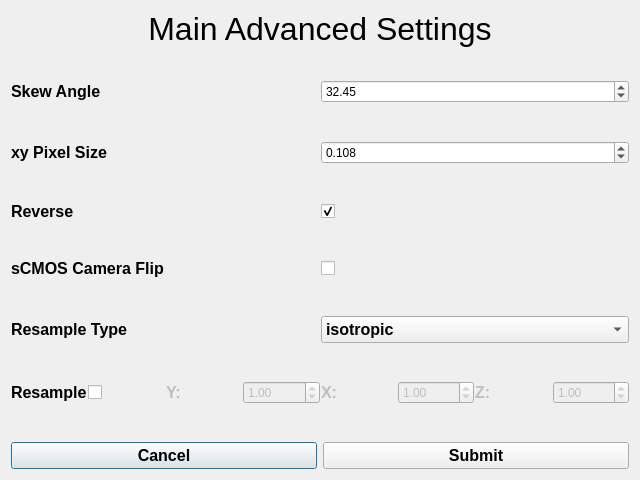
abcucberkeley/PetaKit5D-GUI, file mainadvanced.ui: the form before one commit.
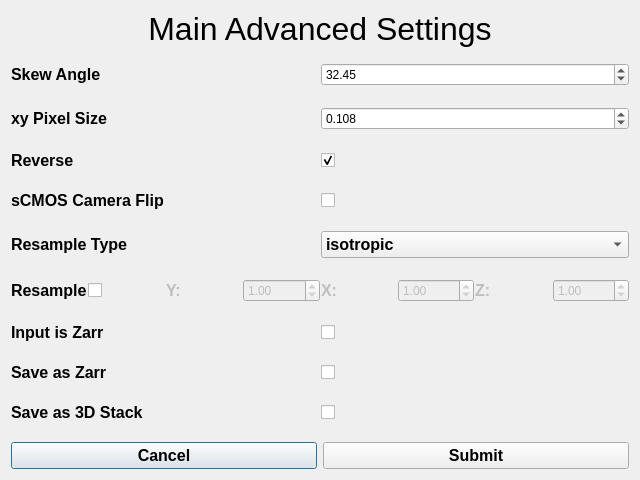
The form after the commit.

```diff
--- a/mainadvanced.ui
+++ b/mainadvanced.ui
@@ -45,7 +45,6 @@
          <property name="font">
           <font>
            <pointsize>12</pointsize>
-           <weight>75</weight>
            <bold>true</bold>
           </font>
          </property>
@@ -95,7 +94,6 @@
          <property name="font">
           <font>
            <pointsize>12</pointsize>
-           <weight>75</weight>
            <bold>true</bold>
           </font>
          </property>
@@ -151,7 +149,6 @@
          <property name="font">
           <font>
            <pointsize>12</pointsize>
-           <weight>75</weight>
            <bold>true</bold>
           </font>
          </property>
@@ -195,7 +192,6 @@
          <property name="font">
           <font>
            <pointsize>12</pointsize>
-           <weight>75</weight>
            <bold>true</bold>
           </font>
          </property>
@@ -239,7 +235,6 @@
          <property name="font">
           <font>
            <pointsize>12</pointsize>
-           <weight>75</weight>
            <bold>true</bold>
           </font>
          </property>
@@ -253,7 +248,6 @@
          <property name="font">
           <font>
            <pointsize>12</pointsize>
-           <weight>75</weight>
            <bold>true</bold>
           </font>
          </property>
@@ -300,7 +294,6 @@
          <property name="font">
           <font>
            <pointsize>12</pointsize>
-           <weight>75</weight>
            <bold>true</bold>
           </font>
          </property>
@@ -327,7 +320,6 @@
          <property name="font">
           <font>
            <pointsize>12</pointsize>
-           <weight>75</weight>
            <bold>true</bold>
           </font>
          </property>
@@ -354,7 +346,6 @@
          <property name="font">
           <font>
            <pointsize>12</pointsize>
-           <weight>75</weight>
            <bold>true</bold>
           </font>
          </property>
@@ -381,7 +372,6 @@
          <property name="font">
           <font>
            <pointsize>12</pointsize>
-           <weight>75</weight>
            <bold>true</bold>
           </font>
          </property>
@@ -402,6 +392,126 @@
        </item>
       </layout>
      </item>
+     <item>
+      <spacer name="verticalSpacer_6">
+       <property name="orientation">
+        <enum>Qt::Vertical</enum>
+       </property>
+       <property name="sizeType">
+        <enum>QSizePolicy::Preferred</enum>
+       </property>
+       <property name="sizeHint" stdset="0">
+        <size>
+         <width>20</width>
+         <height>10</height>
+        </size>
+       </property>
+      </spacer>
+     </item>
+     <item>
+      <layout class="QHBoxLayout" name="zarrFileHorizontalLayout">
+       <item>
+        <widget class="QLabel" name="zarrFileLabel">
+         <property name="font">
+          <font>
+           <pointsize>12</pointsize>
+           <bold>true</bold>
+          </font>
+         </property>
+         <property name="text">
+          <string>Input is Zarr</string>
+         </property>
+        </widget>
+       </item>
+       <item>
+        <widget class="QCheckBox" name="zarrFileCheckBox">
+         <property name="text">
+          <string/>
+         </property>
+        </widget>
+       </item>
+      </layout>
+     </item>
+     <item>
+      <spacer name="verticalSpacer_7">
+       <property name="orientation">
+        <enum>Qt::Vertical</enum>
+       </property>
+       <property name="sizeType">
+        <enum>QSizePolicy::Preferred</enum>
+       </property>
+       <property name="sizeHint" stdset="0">
+        <size>
+         <width>20</width>
+         <height>10</height>
+        </size>
+       </property>
+      </spacer>
+     </item>
+     <item>
+      <layout class="QHBoxLayout" name="saveZarrHorizontalLayout">
+       <item>
+        <widget class="QLabel" name="saveZarrLabel">
+         <property name="font">
+          <font>
+           <pointsize>12</pointsize>
+           <bold>true</bold>
+          </font>
+         </property>
+         <property name="text">
+          <string>Save as Zarr</string>
+         </property>
+        </widget>
+       </item>
+       <item>
+        <widget class="QCheckBox" name="saveZarrCheckBox">
+         <property name="text">
+          <string/>
+         </property>
+        </widget>
+       </item>
+      </layout>
+     </item>
+     <item>
+      <spacer name="verticalSpacer_8">
+       <property name="orientation">
+        <enum>Qt::Vertical</enum>
+       </property>
+       <property name="sizeType">
+        <enum>QSizePolicy::Preferred</enum>
+       </property>
+       <property name="sizeHint" stdset="0">
+        <size>
+         <width>20</width>
+         <height>10</height>
+        </size>
+       </property>
+      </spacer>
+     </item>
+     <item>
+      <layout class="QHBoxLayout" name="save3DStackHorizontalLayout">
+       <item>
+        <widget class="QLabel" name="save3DStackLabel">
+         <property name="font">
+          <font>
+           <pointsize>12</pointsize>
+           <bold>true</bold>
+          </font>
+         </property>
+         <property name="text">
+          <string>Save as 3D Stack</string>
+         </property>
+        </widget>
+       </item>
+       <item>
+        <widget class="QCheckBox" name="save3DStackCheckBox">
+         <property name="text">
+          <string/>
+         </property>
+        </widget>
+       </item>
+      </layout>
+     </item>
     </layout>
    </item>
    <item row="2" column="0">
```
Left out of the diff: 2 changed lines with no effect on the pictures.
